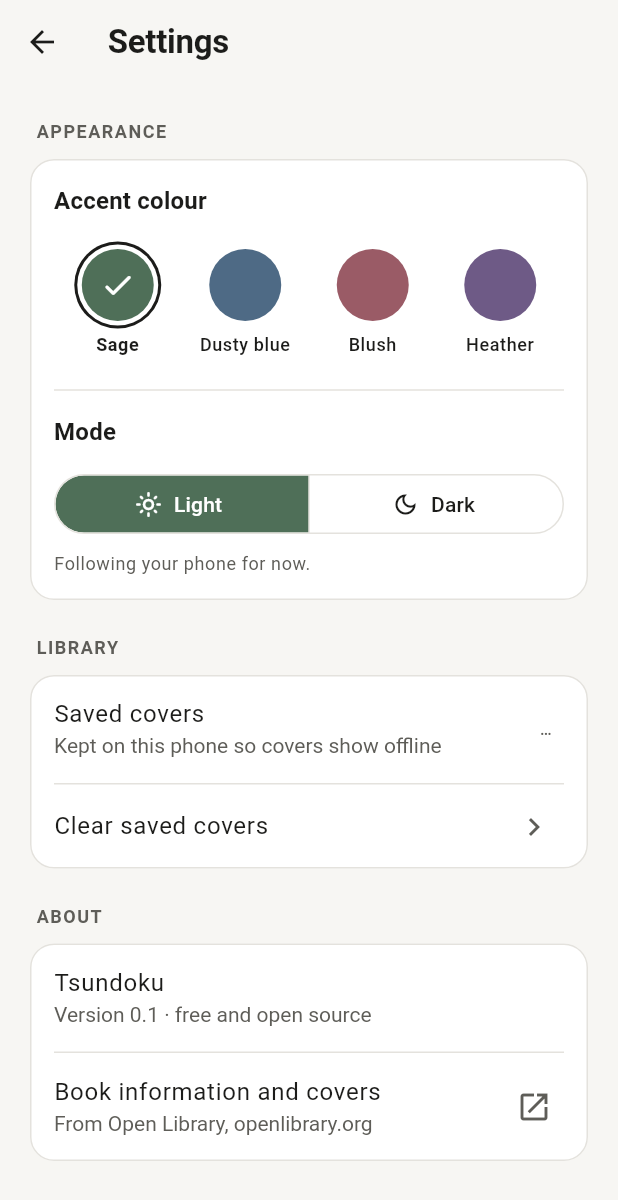
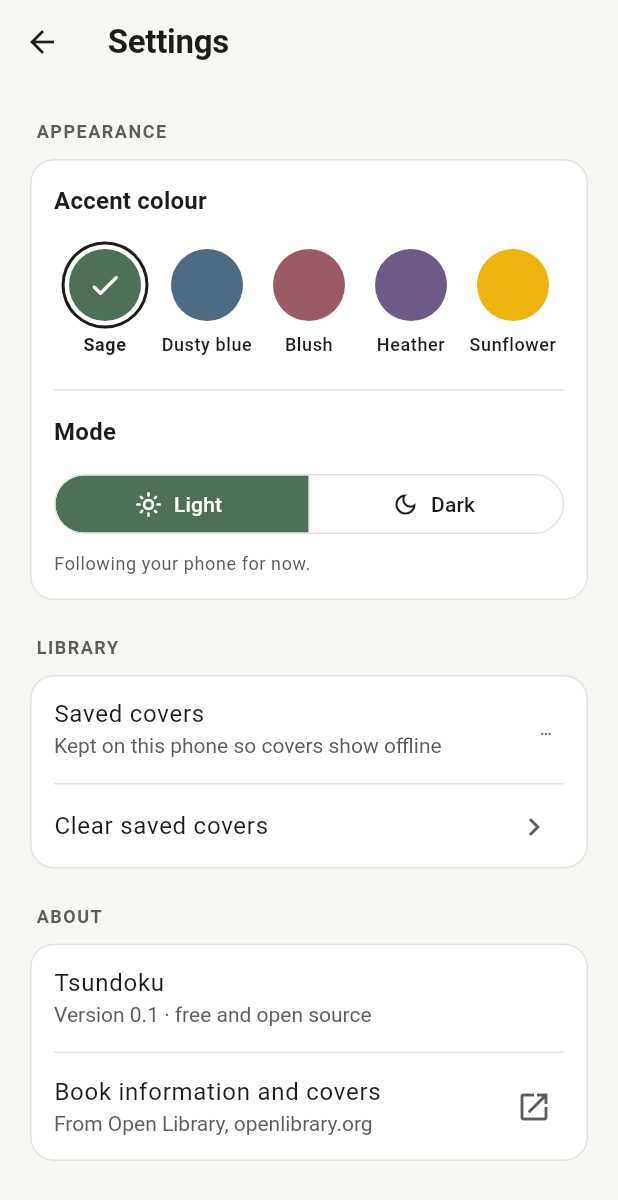
Before and after one commit to MysteryGodzilla/tsundoku, a Flutter app: the screen it shows after launch, after a tap on the "settings" icon, on a phone screen of 412 x 824 dp. Shown: the top 1200 px of the screen. Run offline on Flutter 3.47's test engine with Material 3 defaults, Android fonts, the phone set to English and light mode, and no system bars; our stand-ins replace drift, drift_flutter, image_picker, material_ui, permission_handler, shared_preferences; missing offline and left inert: mobile_scanner; accounts and stored records are empty; generated files the repository leaves out were written again; statements that could not run were skipped.

Commit message:
Sunflower accent, Reading pinned to the top, finished-reading date
The product owner's requests after trying 0.1.1. Schema 2 adds finished_on; the upgrade from schema 1 is tested. Version 0.1.2.

```diff
--- a/app/lib/src/books/library_repository.dart
+++ b/app/lib/src/books/library_repository.dart
@@ -38,6 +38,7 @@ class BookChanges {
     this.publishedDate,
     this.format,
     this.purchasedOn,
+    this.finishedOn,
     this.rating,
     this.notes,
     this.status,
@@ -52,13 +53,14 @@ class BookChanges {
   final String? publishedDate;
   final OwnershipFormat? format;
   final DateTime? purchasedOn;
+  final DateTime? finishedOn;
   final int? rating;
   final String? notes;
   final ReadingStatus? status;
   final String? coverRef;
   final bool? ownCover;
 
-  /// Field names to set back to empty: `isbn13`, `publisher`, `publishedDate`, `purchasedOn`,
+  /// Field names to set back to empty: `isbn13`, `publisher`, `publishedDate`, `purchasedOn`, `finishedOn`,
   /// `rating`, `notes`, `status`, `coverRef`.
   final Set<String> clear;
 }
@@ -99,6 +101,14 @@ class LibraryRepository {
           identifiers: idents.where((i) => i.bookId == r.id).map((i) => Identifier(i.scheme, i.value)).toList(),
         ),
     ];
+  }
+
+  /// The default order until filters arrive (her request): books she's Reading first, most recently
+  /// touched first, then everything else in the order given (newest added first).
+  static List<LibraryBook> pinReading(List<LibraryBook> books) {
+    final reading = books.where((b) => b.status == ReadingStatus.reading).toList()
+      ..sort((a, b) => b.row.updatedAt.compareTo(a.row.updatedAt));
+    return [...reading, ...books.where((b) => b.status != ReadingStatus.reading)];
   }
 
   /// Her library filtered by title, author or ISBN. Local only: never calls a lookup source.
@@ -247,6 +257,7 @@ class LibraryRepository {
       if (c.publishedDate != null) 'publishedDate': c.publishedDate,
       if (c.format != null) 'format': c.format!.name,
       if (c.purchasedOn != null) 'purchasedOn': c.purchasedOn!.toIso8601String(),
+      if (c.finishedOn != null) 'finishedOn': c.finishedOn!.toIso8601String(),
       if (c.rating != null) 'rating': c.rating!.clamp(0, 5),
       if (c.notes != null) 'notes': c.notes,
       if (c.status != null) 'status': c.status!.name,
@@ -265,6 +276,7 @@ class LibraryRepository {
             publishedDate: v('publishedDate', (o) => o as String?),
             format: values['format'] == null ? const Value.absent() : Value(values['format']! as String),
             purchasedOn: v('purchasedOn', (o) => o == null ? null : DateTime.parse(o as String)),
+            finishedOn: v('finishedOn', (o) => o == null ? null : DateTime.parse(o as String)),
             rating: v('rating', (o) => o as int?),
             notes: v('notes', (o) => o as String?),
             status: v('status', (o) => o as String?),
--- a/app/lib/src/theme/palette.dart
+++ b/app/lib/src/theme/palette.dart
@@ -8,7 +8,8 @@ enum Accent {
   sage('Sage'),
   dustyBlue('Dusty blue'),
   blush('Blush'),
-  heather('Heather');
+  heather('Heather'),
+  sunflower('Sunflower');
 
   const Accent(this.label);
   final String label;
@@ -17,8 +18,15 @@ enum Accent {
 }
 
 class AccentColours {
-  const AccentColours({required this.accent, required this.onAccent, required this.tint, required this.onTint});
+  const AccentColours({required this.accent, required this.onAccent, required this.tint, required this.onTint, Color? text})
+      : text = text ?? accent;
+
+  /// For fills: buttons, badges, bubbles.
   final Color accent;
+
+  /// For the accent used as text or icons on the background (a deeper shade where the accent is
+  /// too light to read there, like Sunflower in light mode).
+  final Color text;
   final Color onAccent;
   final Color tint;
   final Color onTint;
@@ -74,6 +82,11 @@ AccentColours accentColours(Accent a, Brightness b) {
     Accent.heather => dark
         ? const AccentColours(accent: Color(0xFFB9A7D0), onAccent: Color(0xFF1E1529), tint: Color(0xFF2C2536), onTint: Color(0xFFD3C6E4))
         : const AccentColours(accent: Color(0xFF6E5A86), onAccent: Color(0xFFFFFFFF), tint: Color(0xFFEAE4F0), onTint: Color(0xFF533F6B)),
+    // Yellow is too light for text on a light background, so light mode uses a deeper gold for text.
+    Accent.sunflower => dark
+        ? const AccentColours(accent: Color(0xFFF5C842), onAccent: Color(0xFF2B2200), tint: Color(0xFF3A3015), onTint: Color(0xFFF7DC8A))
+        : const AccentColours(
+            accent: Color(0xFFEDB40F), onAccent: Color(0xFF2B2200), tint: Color(0xFFFBF0CC), onTint: Color(0xFF6B4E00), text: Color(0xFF8A6100)),
   };
 }
 
--- a/app/lib/src/theme/theme.dart
+++ b/app/lib/src/theme/theme.dart
@@ -18,6 +18,9 @@ ThemeData buildTheme(Accent accent, Brightness brightness) {
     onSecondary: a.onAccent,
     secondaryContainer: a.tint,
     onSecondaryContainer: a.onTint,
+    // The accent as text or icons on the background (stars, outlined buttons).
+    tertiary: a.text,
+    onTertiary: a.onAccent,
     error: brightness == Brightness.dark ? const Color(0xFFF2B8B5) : const Color(0xFFB3261E),
     onError: brightness == Brightness.dark ? const Color(0xFF601410) : const Color(0xFFFFFFFF),
     surface: n.background,
@@ -56,12 +59,13 @@ ThemeData buildTheme(Accent accent, Brightness brightness) {
     filledButtonTheme: FilledButtonThemeData(
       style: FilledButton.styleFrom(minimumSize: const Size(64, 48), shape: const StadiumBorder(), textStyle: const TextStyle(fontSize: 16, fontWeight: FontWeight.w600)),
     ),
+    textButtonTheme: TextButtonThemeData(style: TextButton.styleFrom(foregroundColor: a.text)),
     outlinedButtonTheme: OutlinedButtonThemeData(
       style: OutlinedButton.styleFrom(
         minimumSize: const Size(64, 48),
         shape: const StadiumBorder(),
-        side: BorderSide(color: a.accent, width: 1.5),
-        foregroundColor: a.accent,
+        side: BorderSide(color: a.text, width: 1.5),
+        foregroundColor: a.text,
         textStyle: const TextStyle(fontSize: 16, fontWeight: FontWeight.w600),
       ),
     ),
@@ -88,7 +92,7 @@ ThemeData buildTheme(Accent accent, Brightness brightness) {
       fillColor: n.field,
       border: OutlineInputBorder(borderRadius: BorderRadius.circular(12), borderSide: BorderSide(color: n.border)),
       enabledBorder: OutlineInputBorder(borderRadius: BorderRadius.circular(12), borderSide: BorderSide(color: n.border)),
-      focusedBorder: OutlineInputBorder(borderRadius: BorderRadius.circular(12), borderSide: BorderSide(color: a.accent, width: 2)),
+      focusedBorder: OutlineInputBorder(borderRadius: BorderRadius.circular(12), borderSide: BorderSide(color: a.text, width: 2)),
     ),
     bottomSheetTheme: BottomSheetThemeData(backgroundColor: n.surface, showDragHandle: true, surfaceTintColor: Colors.transparent),
     dialogTheme: DialogThemeData(backgroundColor: n.surface, surfaceTintColor: Colors.transparent),
--- a/app/lib/src/ui/library_screen.dart
+++ b/app/lib/src/ui/library_screen.dart
@@ -44,7 +44,7 @@ class _LibraryScreenState extends State<LibraryScreen> {
         child: StreamBuilder<List<LibraryBook>>(
           stream: _books,
           builder: (context, snap) {
-            final all = snap.data ?? const <LibraryBook>[];
+            final all = LibraryRepository.pinReading(snap.data ?? const <LibraryBook>[]);
             final results = LibraryRepository.filter(all, _query);
             final searching = _query.trim().isNotEmpty;
             return CustomScrollView(slivers: [
@@ -240,7 +240,7 @@ class _EmptyLibrary extends StatelessWidget {
     return Padding(
       padding: const EdgeInsets.all(32),
       child: Column(mainAxisAlignment: MainAxisAlignment.center, children: [
-        Icon(Icons.auto_stories_outlined, size: 56, color: cs.primary),
+        Icon(Icons.auto_stories_outlined, size: 56, color: cs.tertiary),
         const SizedBox(height: 16),
         const Text('Your library is empty', style: TextStyle(fontSize: 20, fontWeight: FontWeight.w600)),
         const SizedBox(height: 8),
--- a/app/lib/src/ui/widgets.dart
+++ b/app/lib/src/ui/widgets.dart
@@ -179,11 +179,11 @@ class StarRating extends StatelessWidget {
       child: Row(mainAxisSize: MainAxisSize.min, children: [
         for (var i = 1; i <= 5; i++)
           onChanged == null
-              ? Icon((rating ?? 0) >= i ? Icons.star_rounded : Icons.star_outline_rounded, size: size, color: cs.primary)
+              ? Icon((rating ?? 0) >= i ? Icons.star_rounded : Icons.star_outline_rounded, size: size, color: cs.tertiary)
               : IconButton(
                   tooltip: '$i star${i == 1 ? '' : 's'}',
                   visualDensity: VisualDensity.compact,
-                  icon: Icon((rating ?? 0) >= i ? Icons.star_rounded : Icons.star_outline_rounded, size: size, color: cs.primary),
+                  icon: Icon((rating ?? 0) >= i ? Icons.star_rounded : Icons.star_outline_rounded, size: size, color: cs.tertiary),
                   onPressed: () => onChanged!(rating == i ? null : i),
                 ),
       ]),
--- a/app/pubspec.yaml
+++ b/app/pubspec.yaml
@@ -16,7 +16,7 @@ publish_to: 'none' # Remove this line if you wish to publish to pub.dev
 # https://developer.apple.com/library/archive/documentation/General/Reference/InfoPlistKeyReference/Articles/CoreFoundationKeys.html
 # In Windows, build-name is used as the major, minor, and patch parts
 # of the product and file versions while build-number is used as the build suffix.
-version: 0.1.1+2
+version: 0.1.2+3
 
 environment:
   sdk: ^3.14.0
```
Also changed, not shown: app/lib/src/db/database.dart (+7 -1 lines), app/lib/src/ui/book_detail_screen.dart (+33 -21 lines), app/lib/src/db/database.g.dart, 2 other files.
